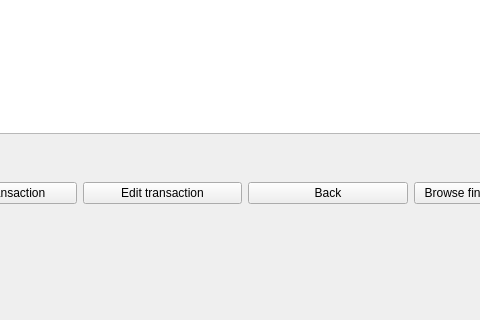
Qt form BudgetManagementQtVS/BudgetManagementQtVS/TransactionWindowView.ui (Greexoff/Budget-Management-App) before a commit; both pictures show x 320 to 800 and y 294 to 614 of the 1136 by 614 pixel window.
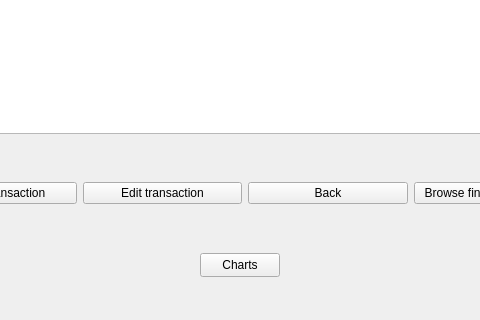
The same form after that commit.

What changed in the file:
```diff
--- a/BudgetManagementQtVS/BudgetManagementQtVS/TransactionWindowView.ui
+++ b/BudgetManagementQtVS/BudgetManagementQtVS/TransactionWindowView.ui
@@ -143,6 +143,19 @@
      <string>Search</string>
     </property>
    </widget>
+   <widget class="QPushButton" name="buttonCharts">
+    <property name="geometry">
+     <rect>
+      <x>520</x>
+      <y>530</y>
+      <width>80</width>
+      <height>24</height>
+     </rect>
+    </property>
+    <property name="text">
+     <string>Charts</string>
+    </property>
+   </widget>
   </widget>
   <widget class="QMenuBar" name="menuBar">
    <property name="geometry">
```
